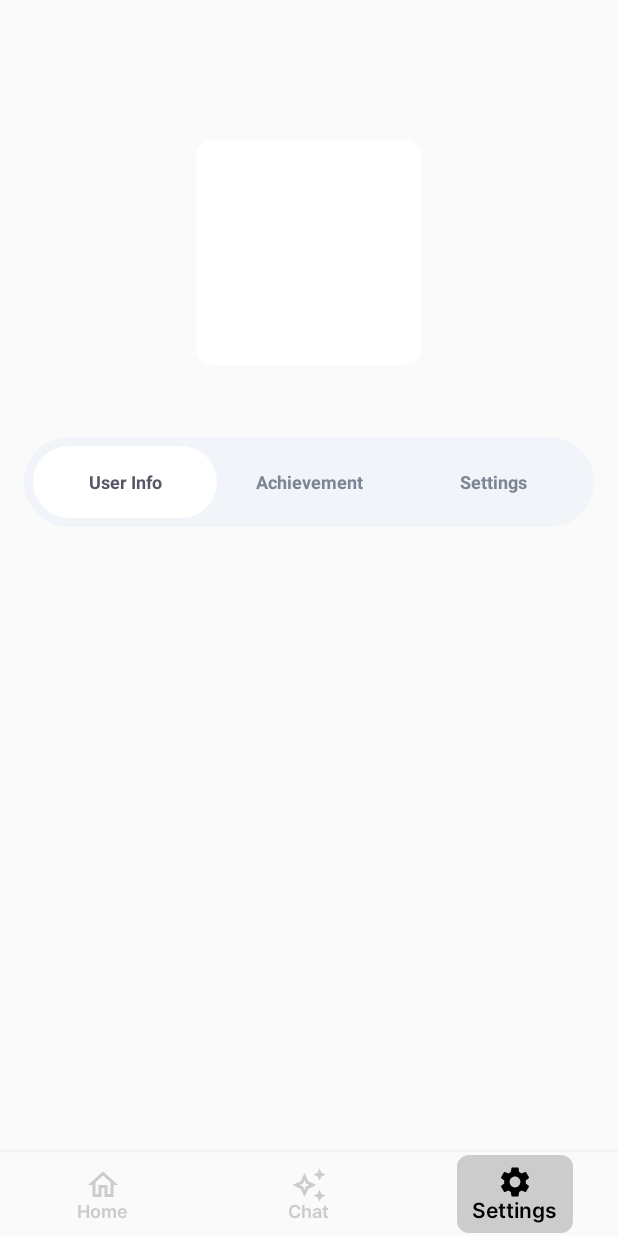
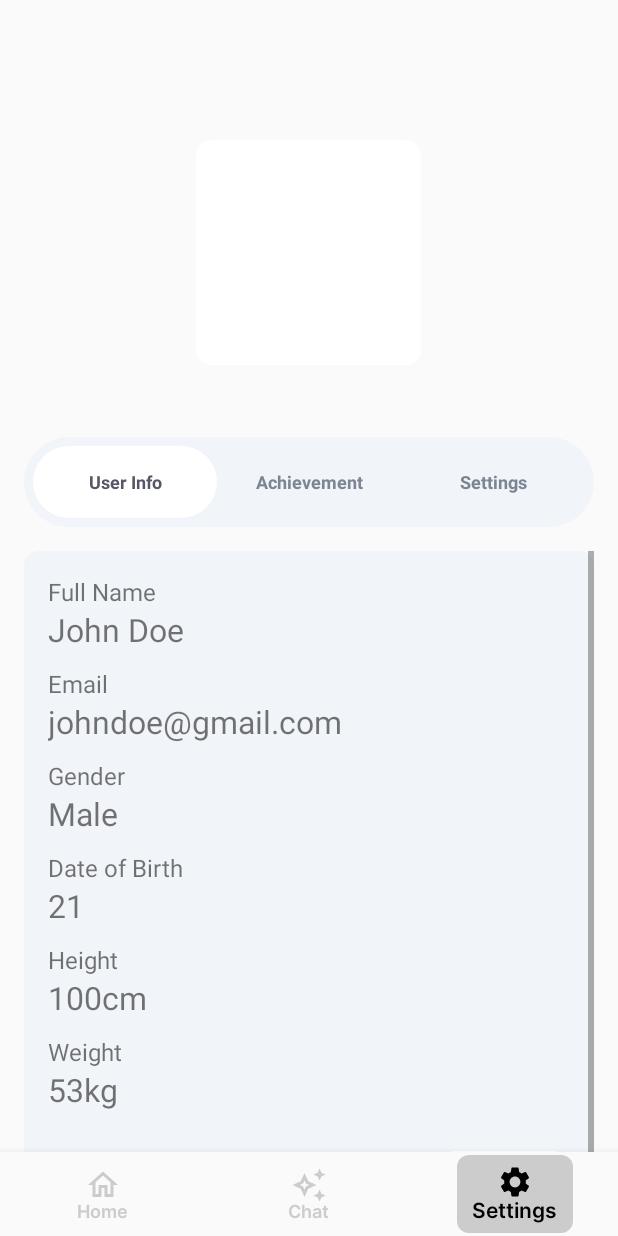
Before and after one commit to unChain-Capstone/unchain-frontend, an Android app: the SettingsFragment screen opened through its navigation route, on a phone screen of 412 x 824 dp. Run offline under Robolectric (Android 15) with nearby library versions, the phone set to English and light mode, and no system bars; our stand-ins replace Firebase (no records; nobody signed in at launch, a user with empty details on screens opened directly), navigation-ui.

Commit message:
User Info
Create User Info interface & create edit dialog for change the user info

```diff
--- a/app/src/main/java/com/unchain/ui/settings/viewpager/userprofile/VpUserProfileFragment.kt
+++ b/app/src/main/java/com/unchain/ui/settings/viewpager/userprofile/VpUserProfileFragment.kt
@@ -6,50 +6,70 @@ import androidx.fragment.app.Fragment
 import android.view.LayoutInflater
 import android.view.View
 import android.view.ViewGroup
+import android.widget.Button
+import android.widget.EditText
+import android.widget.TextView
+import androidx.appcompat.app.AlertDialog
+import androidx.lifecycle.ViewModelProvider
 import com.unchain.R
 
-private const val ARG_PARAM1 = "param1"
-private const val ARG_PARAM2 = "param2"
 
 class VpUserProfileFragment : Fragment() {
 
-    private var param1: String? = null
-    private var param2: String? = null
-
-    private val viewModel: VpUserProfileViewModel by viewModels()
+    private lateinit var viewModel: VpUserProfileViewModel
 
     override fun onCreate(savedInstanceState: Bundle?) {
         super.onCreate(savedInstanceState)
-        arguments?.let {
-            param1 = it.getString(ARG_PARAM1)
-            param2 = it.getString(ARG_PARAM2)
-        }
+
     }
 
     override fun onCreateView(
         inflater: LayoutInflater, container: ViewGroup?,
         savedInstanceState: Bundle?
     ): View {
-        return inflater.inflate(R.layout.fragment_vp_user_profile, container, false)
+        val view = inflater.inflate(R.layout.fragment_vp_user_profile, container, false)
+
+        viewModel = ViewModelProvider(this)[VpUserProfileViewModel::class.java]
+
+        val button = view.findViewById<Button>(R.id.updateButton)
+        button.setOnClickListener {
+            showUpdateInfoDialog()
+        }
+
+        viewModel.height.observe(viewLifecycleOwner) { height ->
+            // Update TextView dengan data height baru
+            view.findViewById<TextView>(R.id.tvHeightVp).text = height
+        }
+        viewModel.weight.observe(viewLifecycleOwner) { weight ->
+            view.findViewById<TextView>(R.id.tvWeightVp).text = weight
+        }
+        viewModel.dob.observe(viewLifecycleOwner) { dob ->
+            view.findViewById<TextView>(R.id.tvDOBVp).text = dob
+        }
+        return view
     }
 
-    companion object {
-        /**
-         * Use this factory method to create a new instance of
-         * this fragment using the provided parameters.
-         *
-         * @param param1 Parameter 1.
-         * @param param2 Parameter 2.
-         * @return A new instance of fragment PhotosFragment.
-         */
-        // TODO: Rename and change types and number of parameters
-        @JvmStatic
-        fun newInstance(param1: String, param2: String) =
-            VpUserProfileFragment().apply {
-                arguments = Bundle().apply {
-                    putString(ARG_PARAM1, param1)
-                    putString(ARG_PARAM2, param2)
-                }
+    private fun showUpdateInfoDialog() {
+        val dialogView = layoutInflater.inflate(R.layout.dialog_update_info, null)
+
+        val dialog = AlertDialog.Builder(requireContext())
+            .setTitle("Update Info")
+            .setView(dialogView)
+            .setPositiveButton("Update") { _, _ ->
+                val heightInput = dialogView.findViewById<EditText>(R.id.etHeight)
+                val weightInput = dialogView.findViewById<EditText>(R.id.etWeight)
+                val dobInput = dialogView.findViewById<EditText>(R.id.etDOB)
+
+                // Kirim data ke ViewModel
+                viewModel.updateUserInfo(
+                    newHeight = heightInput.text.toString(),
+                    newWeight = weightInput.text.toString(),
+                    newDOB = dobInput.text.toString()
+                )
             }
+            .setNegativeButton("Cancel", null)
+            .create()
+
+        dialog.show()
     }
 }
--- a/app/src/main/java/com/unchain/ui/settings/viewpager/userprofile/VpUserProfileViewModel.kt
+++ b/app/src/main/java/com/unchain/ui/settings/viewpager/userprofile/VpUserProfileViewModel.kt
@@ -1,7 +1,23 @@
 package com.unchain.ui.settings.viewpager.userprofile
 
+import androidx.lifecycle.LiveData
+import androidx.lifecycle.MutableLiveData
 import androidx.lifecycle.ViewModel
 
 class VpUserProfileViewModel : ViewModel() {
-    // TODO: Implement the ViewModel
+    private val _height = MutableLiveData<String>()
+    val height: LiveData<String> = _height
+
+    private val _weight = MutableLiveData<String>()
+    val weight: LiveData<String> = _weight
+
+    private val _dob = MutableLiveData<String>()
+    val dob: LiveData<String> = _dob
+
+    // Fungsi untuk mengupdate data
+    fun updateUserInfo(newHeight: String, newWeight: String, newDOB: String) {
+        _height.value = newHeight
+        _weight.value = newWeight
+        _dob.value = newDOB
+    }
 }
--- /dev/null
+++ b/app/src/main/res/drawable/rounded_corner_settings.xml
@@ -0,0 +1,5 @@
+<?xml version="1.0" encoding="utf-8"?>
+<shape xmlns:android="http://schemas.android.com/apk/res/android">
+    <corners android:radius="10dp" /> <!-- Set the desired radius -->
+    <solid android:color="#F1F4F8" /> <!-- Background color -->
+</shape>
--- a/app/src/main/res/layout/fragment_settings.xml
+++ b/app/src/main/res/layout/fragment_settings.xml
@@ -12,6 +12,7 @@
     <androidx.viewpager2.widget.ViewPager2
         android:id="@+id/vp"
         android:layout_width="match_parent"
+        android:paddingHorizontal="16dp"
         android:layout_height="0dp"
         android:layout_weight="1"/>
 
--- a/app/src/main/res/layout/fragment_vp_user_profile.xml
+++ b/app/src/main/res/layout/fragment_vp_user_profile.xml
@@ -10,7 +10,120 @@
         android:layout_width="match_parent"
         android:layout_height="match_parent">
 
-        <!-- Disini -->
+        <LinearLayout
+            android:layout_width="match_parent"
+            android:layout_height="wrap_content"
+            android:gravity="center"
+            android:padding="16dp"
+            android:orientation="vertical"
+            android:background="@drawable/rounded_corner_settings"
+            >
+                <TextView
+                    android:layout_width="match_parent"
+                    android:layout_height="wrap_content"
+                    android:textSize="16sp"
+                    android:text="Full Name" />
+                <TextView
+                    android:layout_width="match_parent"
+                    android:layout_height="wrap_content"
+                    android:textSize="21sp"
+                    android:text="@string/tvFullName"
+                    android:textFontWeight="600"
+                    android:textStyle="bold"
+                    android:layout_marginBottom="10.6dp"/>
+
+                <TextView
+                    android:layout_width="match_parent"
+                    android:layout_height="wrap_content"
+                    android:textSize="16sp"
+                    android:text="Email" />
+                <TextView
+                    android:layout_width="match_parent"
+                    android:layout_height="wrap_content"
+                    android:textSize="21sp"
+                    android:text="@string/tvUserEmail"
+                    android:textFontWeight="600"
+                    android:textStyle="bold"
+                    android:layout_marginBottom="10.6dp"/>
+
+                <TextView
+                    android:layout_width="match_parent"
+                    android:layout_height="wrap_content"
+                    android:textSize="16sp"
+                    android:text="Gender" />
+                <TextView
+                    android:layout_width="match_parent"
+                    android:layout_height="wrap_content"
+                    android:textSize="21sp"
+                    android:text="Male"
+                    android:textFontWeight="600"
+                    android:textStyle="bold"
+                    android:layout_marginBottom="10.6dp"/>
+
+                <TextView
+                    android:layout_width="match_parent"
+                    android:layout_height="wrap_content"
+                    android:textSize="16sp"
+                    android:text="Date of Birth" />
+                <TextView
+                    android:id="@+id/tvDOBVp"
+                    android:layout_width="match_parent"
+                    android:layout_height="wrap_content"
+                    android:textSize="21sp"
+                    android:text="21"
+                    android:textFontWeight="600"
+                    android:textStyle="bold"
+                    android:layout_marginBottom="10.6dp"/>
+
+                <TextView
+                    android:layout_width="match_parent"
+                    android:layout_height="wrap_content"
+                    android:textSize="16sp"
+                    android:text="Height" />
+                <TextView
+                    android:id="@+id/tvHeightVp"
+                    android:layout_width="match_parent"
+                    android:layout_height="wrap_content"
+                    android:textSize="21sp"
+                    android:text="100cm"
+                    android:textFontWeight="600"
+                    android:textStyle="bold"
+                    android:layout_marginBottom="10.6dp"/>
+
+                <TextView
+                    android:layout_width="match_parent"
+                    android:layout_height="wrap_content"
+                    android:textSize="16sp"
+                    android:text="Weight" />
+                <TextView
+                    android:id="@+id/tvWeightVp"
+                    android:layout_width="match_parent"
+                    android:layout_height="wrap_content"
+                    android:textSize="21sp"
+                    android:text="53kg"
+                    android:textFontWeight="600"
+                    android:textStyle="bold"
+                    android:layout_marginBottom="10.6dp"/>
+
+            <LinearLayout
+                android:layout_width="match_parent"
+                android:layout_height="wrap_content"
+                android:orientation="horizontal"
+                android:gravity="end"
+                android:layout_marginTop="16dp">
+
+                <Button
+                    android:id="@+id/updateButton"
+                    android:layout_width="wrap_content"
+                    android:layout_height="wrap_content"
+                    android:layout_marginStart="100dp"
+                    android:background="@drawable/button"
+                    android:backgroundTint="@color/white"
+                    android:padding="12dp"
+                    android:text="Edit"
+                    android:textColor="@android:color/black" />
+            </LinearLayout>
+        </LinearLayout>
 
     </ScrollView>
 </LinearLayout>
--- a/app/src/main/res/values/strings.xml
+++ b/app/src/main/res/values/strings.xml
@@ -11,4 +11,6 @@
     <string name="edit_title">Edit Profile</string>
     <string name="parent_menu_preferences">Preferences</string>
     <string name="Reccomendation">Did you track your sugar today?</string>
+    <string name="tvFullName">John Doe</string>
+    <string name="tvUserEmail">johndoe@gmail.com</string>
 </resources>
```
Also changed, not shown: app/src/main/res/layout/dialog_update_info.xml (added, +29 -0 lines), app/src/main/res/layout/fragment_user_info.xml (added, +33 -0 lines), app/src/main/res/layout/fragment_vp_settings.xml (+4 -3 lines).
